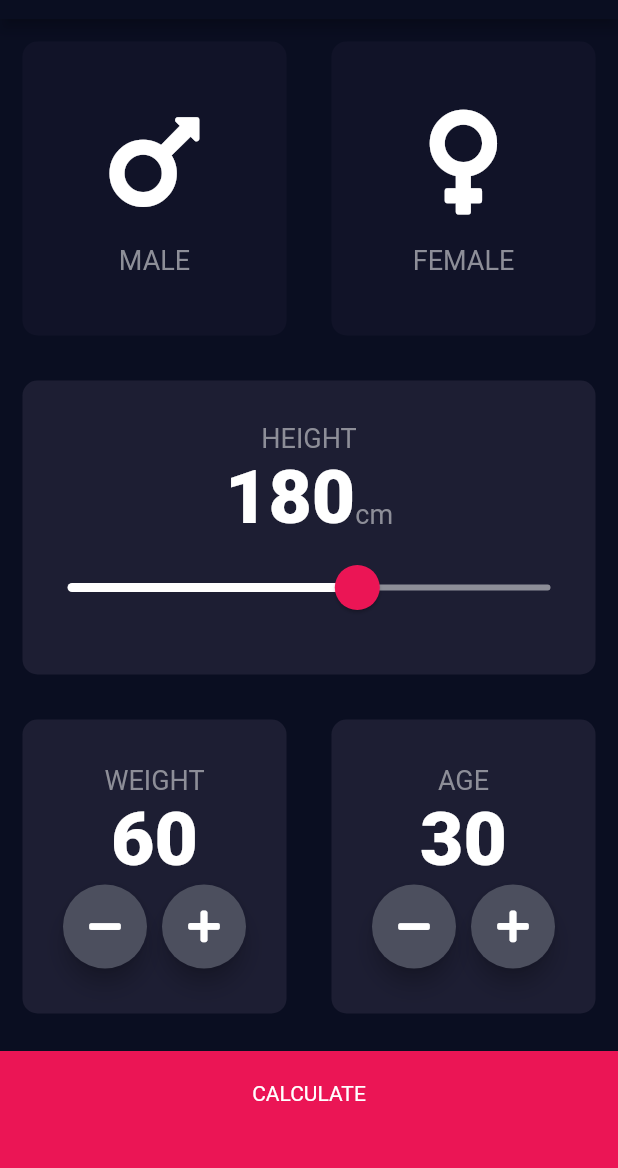
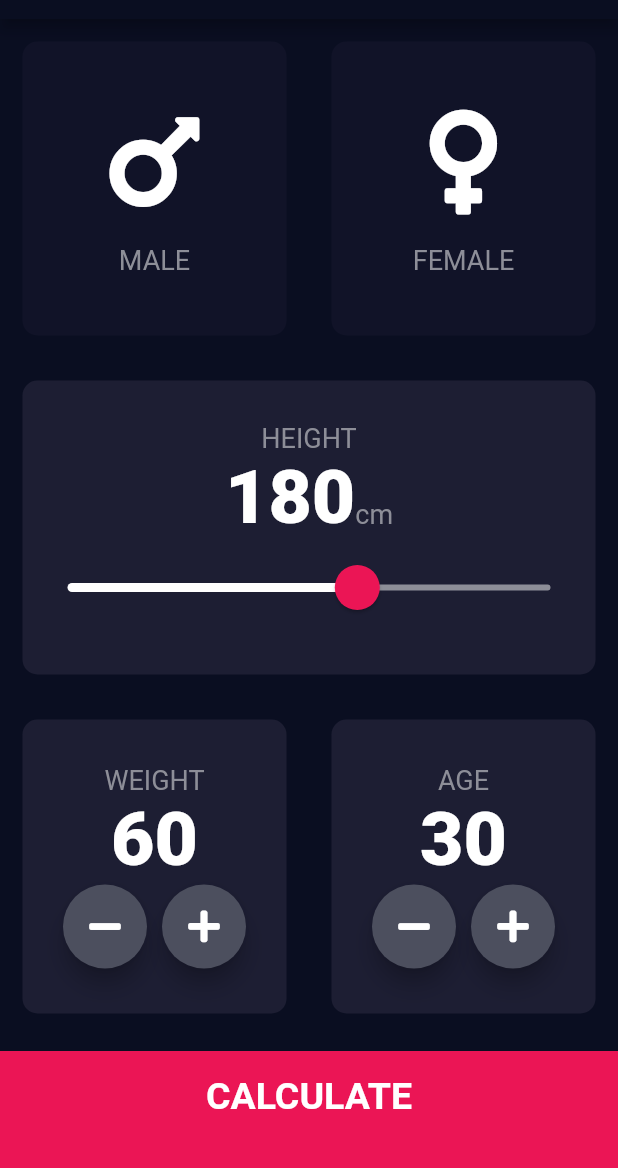
Before and after one commit to zod4iy/FlutterBootCamp, a Flutter app: the screen it shows after launch, on a phone screen of 412 x 824 dp, the part 65-1233 px from its top. Run offline on Flutter 3.47's test engine with Material 2 defaults, Android fonts, the light colour scheme and no system bars; our stand-ins replace audioplayers, font_awesome_flutter, rflutter_alert.

Commit message:
[bmi_calculator] - Complete input page

```diff
--- a/bmi_calculator/lib/constants.dart
+++ b/bmi_calculator/lib/constants.dart
@@ -14,3 +14,8 @@ const kNumbersTextStyle = TextStyle(
     fontSize: 50.0,
     fontWeight: FontWeight.w900
 );
+
+const kLargeButtonTextStyle = TextStyle(
+    fontSize: 25.0,
+    fontWeight: FontWeight.bold
+);
--- a/bmi_calculator/lib/input_page.dart
+++ b/bmi_calculator/lib/input_page.dart
@@ -202,10 +202,15 @@ class _InputPageState extends State<InputPage> {
               );
             },
             child: Container(
-              child: Text('CALCULATE', textAlign: TextAlign.center,),
+              child: Center(
+                child: Text(
+                  'CALCULATE',
+                  style: kLargeButtonTextStyle,
+                ),
+              ),
               color: kBottomContainerColor,
               margin: EdgeInsets.only(top: 10.0),
-              padding: EdgeInsets.only(top: 20.0),
+              padding: EdgeInsets.only(bottom: 20.0),
               width: double.infinity,
               height: kBottomContainerHeight,
             ),
```
